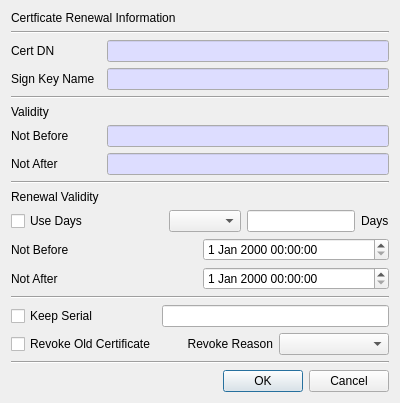
Old version of the form CertMan/renew_cert_dlg.ui in the repository jykim74/CertMan.
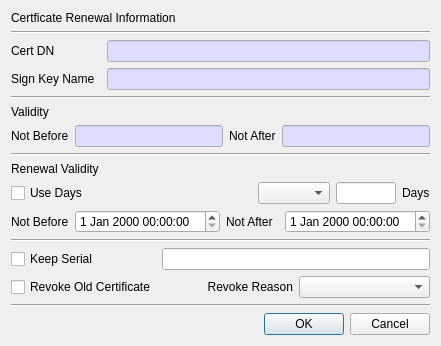
New version of the form.

What changed in the file:
```diff
--- a/CertMan/renew_cert_dlg.ui
+++ b/CertMan/renew_cert_dlg.ui
@@ -6,8 +6,8 @@
    <rect>
     <x>0</x>
     <y>0</y>
-    <width>400</width>
-    <height>384</height>
+    <width>441</width>
+    <height>332</height>
    </rect>
   </property>
   <property name="windowTitle">
@@ -174,32 +174,6 @@
    </item>
    <item>
     <layout class="QGridLayout" name="gridLayout_2">
-     <item row="1" column="0">
-      <widget class="QLabel" name="label_6">
-       <property name="text">
-        <string>Not After</string>
-       </property>
-      </widget>
-     </item>
-     <item row="0" column="0">
-      <widget class="QLabel" name="label_5">
-       <property name="minimumSize">
-        <size>
-         <width>90</width>
-         <height>0</height>
-        </size>
-       </property>
-       <property name="maximumSize">
-        <size>
-         <width>90</width>
-         <height>16777215</height>
-        </size>
-       </property>
-       <property name="text">
-        <string>Not Before</string>
-       </property>
-      </widget>
-     </item>
      <item row="0" column="1">
       <widget class="QLineEdit" name="mNotBeforeText">
        <property name="palette">
@@ -244,7 +218,33 @@
        </property>
       </widget>
      </item>
-     <item row="1" column="1">
+     <item row="0" column="0">
+      <widget class="QLabel" name="label_5">
+       <property name="minimumSize">
+        <size>
+         <width>0</width>
+         <height>0</height>
+        </size>
+       </property>
+       <property name="maximumSize">
+        <size>
+         <width>16777215</width>
+         <height>16777215</height>
+        </size>
+       </property>
+       <property name="text">
+        <string>Not Before</string>
+       </property>
+      </widget>
+     </item>
+     <item row="0" column="2">
+      <widget class="QLabel" name="label_6">
+       <property name="text">
+        <string>Not After</string>
+       </property>
+      </widget>
+     </item>
+     <item row="0" column="3">
       <widget class="QLineEdit" name="mNotAfterText">
        <property name="palette">
         <palette>
@@ -340,6 +340,12 @@
          <height>0</height>
         </size>
        </property>
+       <property name="maximumSize">
+        <size>
+         <width>60</width>
+         <height>16777215</height>
+        </size>
+       </property>
       </widget>
      </item>
      <item row="0" column="2">
@@ -369,17 +375,17 @@
        </property>
       </widget>
      </item>
-     <item row="1" column="0">
-      <widget class="QLabel" name="label_10">
-       <property name="text">
-        <string>Not After</string>
-       </property>
-      </widget>
-     </item>
      <item row="0" column="1">
       <widget class="QDateTimeEdit" name="mNotBeforeDateTime"/>
      </item>
-     <item row="1" column="1">
+     <item row="0" column="2">
+      <widget class="QLabel" name="label_10">
+       <property name="text">
+        <string>Not After</string>
+       </property>
+      </widget>
+     </item>
+     <item row="0" column="3">
       <widget class="QDateTimeEdit" name="mNotAfterDateTime"/>
      </item>
     </layout>
```
Left out of the diff: 4 changed lines with no effect on the pictures.
